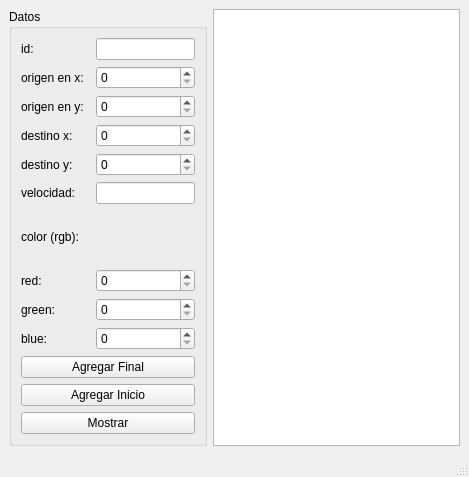
Above: mainwindow.ui from SaulCabello/Actividad-11 before the change. Below: the same form after it.
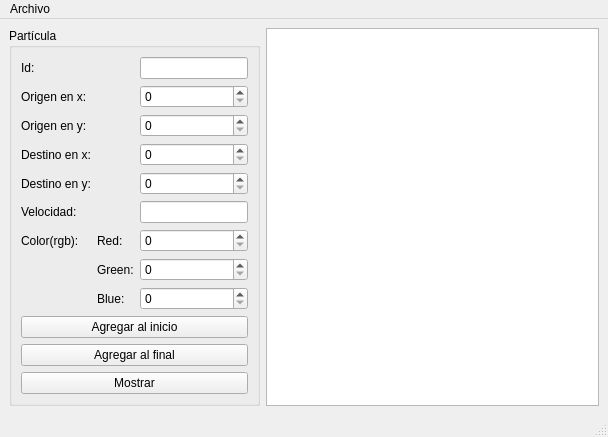
That is the form after the change.

Commit message: modifiqué todo y borré algunas carpetas que a no eran necesarias con el fin de poder mostrar y ejecutar correctamenre los botones abrir y guardar

Diff of the .ui file:
```diff
--- a/mainwindow.ui
+++ b/mainwindow.ui
@@ -6,164 +6,164 @@
    <rect>
     <x>0</x>
     <y>0</y>
-    <width>469</width>
-    <height>477</height>
+    <width>608</width>
+    <height>407</height>
    </rect>
   </property>
   <property name="windowTitle">
    <string>MainWindow</string>
   </property>
   <widget class="QWidget" name="centralwidget">
-   <layout class="QGridLayout" name="gridLayout_2">
+   <layout class="QGridLayout" name="gridLayout">
     <item row="0" column="0">
      <widget class="QGroupBox" name="groupBox">
       <property name="title">
-       <string>Datos</string>
+       <string>Partícula</string>
       </property>
-      <layout class="QGridLayout" name="gridLayout">
-       <item row="13" column="0" colspan="3">
-        <widget class="QPushButton" name="mostrar_pushButton">
-         <property name="text">
-          <string>Mostrar</string>
-         </property>
-        </widget>
-       </item>
-       <item row="7" column="2">
+      <layout class="QGridLayout" name="gridLayout_2">
+       <item row="6" column="2" colspan="2">
         <widget class="QSpinBox" name="red_spinBox">
          <property name="maximum">
-          <number>500</number>
-         </property>
-        </widget>
-       </item>
-       <item row="0" column="0">
-        <widget class="QLabel" name="label">
-         <property name="text">
-          <string>id:</string>
-         </property>
-        </widget>
-       </item>
-       <item row="8" column="2">
-        <widget class="QSpinBox" name="green_spinBox">
-         <property name="maximum">
-          <number>500</number>
-         </property>
-        </widget>
-       </item>
-       <item row="9" column="0" colspan="2">
-        <widget class="QLabel" name="label_10">
-         <property name="text">
-          <string>blue: </string>
-         </property>
-        </widget>
-       </item>
-       <item row="8" column="0" colspan="2">
-        <widget class="QLabel" name="label_9">
-         <property name="text">
-          <string>green:</string>
-         </property>
-        </widget>
-       </item>
-       <item row="3" column="2">
-        <widget class="QSpinBox" name="destino_x_spinBox">
-         <property name="maximum">
-          <number>500</number>
+          <number>255</number>
          </property>
         </widget>
        </item>
        <item row="2" column="0">
         <widget class="QLabel" name="label_3">
          <property name="text">
-          <string>origen en y:</string>
+          <string>Origen en y:</string>
+         </property>
+        </widget>
+       </item>
+       <item row="11" column="0" colspan="4">
+        <widget class="QPushButton" name="agregar_final_pushButton">
+         <property name="text">
+          <string>Agregar al final</string>
          </property>
         </widget>
        </item>
        <item row="5" column="0">
         <widget class="QLabel" name="label_6">
          <property name="text">
-          <string>velocidad:</string>
+          <string>Velocidad:</string>
          </property>
         </widget>
        </item>
-       <item row="0" column="2">
-        <widget class="QLineEdit" name="id_lineEdit"/>
+       <item row="6" column="1">
+        <widget class="QLabel" name="label_8">
+         <property name="text">
+          <string>Red:</string>
+         </property>
+        </widget>
        </item>
-       <item row="12" column="0" colspan="3">
+       <item row="4" column="0">
+        <widget class="QLabel" name="label_5">
+         <property name="text">
+          <string>Destino en y:</string>
+         </property>
+        </widget>
+       </item>
+       <item row="10" column="0" colspan="4">
         <widget class="QPushButton" name="agregar_inicio_pushButton">
          <property name="text">
-          <string>Agregar Inicio</string>
+          <string>Agregar al inicio</string>
+         </property>
+        </widget>
+       </item>
+       <item row="1" column="2" colspan="2">
+        <widget class="QSpinBox" name="origen_x_spinBox">
+         <property name="maximum">
+          <number>500</number>
+         </property>
+        </widget>
+       </item>
+       <item row="8" column="2" colspan="2">
+        <widget class="QSpinBox" name="green_spinBox">
+         <property name="maximum">
+          <number>255</number>
+         </property>
+        </widget>
+       </item>
+       <item row="2" column="2" colspan="2">
+        <widget class="QSpinBox" name="origen_y_spinBox">
+         <property name="maximum">
+          <number>500</number>
          </property>
         </widget>
        </item>
        <item row="3" column="0">
         <widget class="QLabel" name="label_4">
          <property name="text">
-          <string>destino x:</string>
+          <string>Destino en x:</string>
          </property>
         </widget>
        </item>
-       <item row="5" column="2">
+       <item row="9" column="1">
+        <widget class="QLabel" name="label_10">
+         <property name="text">
+          <string>Blue:</string>
+         </property>
+        </widget>
+       </item>
+       <item row="5" column="2" colspan="2">
         <widget class="QLineEdit" name="velocidad_lineEdit"/>
        </item>
-       <item row="1" column="2">
-        <widget class="QSpinBox" name="origen_x_spinBox">
+       <item row="3" column="2" colspan="2">
+        <widget class="QSpinBox" name="destino_x_spinBox">
          <property name="maximum">
           <number>500</number>
          </property>
         </widget>
        </item>
+       <item row="0" column="2" colspan="2">
+        <widget class="QLineEdit" name="id_lineEdit"/>
+       </item>
+       <item row="0" column="0">
+        <widget class="QLabel" name="label">
+         <property name="text">
+          <string>Id:</string>
+         </property>
+        </widget>
+       </item>
        <item row="6" column="0">
         <widget class="QLabel" name="label_7">
          <property name="text">
-          <string>color (rgb):</string>
+          <string>Color(rgb):</string>
          </property>
         </widget>
        </item>
-       <item row="9" column="2">
-        <widget class="QSpinBox" name="blue_spinBox">
-         <property name="maximum">
-          <number>500</number>
-         </property>
-        </widget>
-       </item>
-       <item row="7" column="0" colspan="2">
-        <widget class="QLabel" name="label_8">
+       <item row="12" column="0" colspan="4">
+        <widget class="QPushButton" name="mostrar_pushButton">
          <property name="text">
-          <string>red:</string>
+          <string>Mostrar</string>
          </property>
         </widget>
        </item>
-       <item row="4" column="0">
-        <widget class="QLabel" name="label_5">
+       <item row="8" column="1">
+        <widget class="QLabel" name="label_9">
          <property name="text">
-          <string>destino y: </string>
+          <string>Green:</string>
          </property>
         </widget>
        </item>
-       <item row="2" column="2">
-        <widget class="QSpinBox" name="origen_y_spinBox">
+       <item row="4" column="2" colspan="2">
+        <widget class="QSpinBox" name="destino_y_spinBox">
          <property name="maximum">
           <number>500</number>
          </property>
         </widget>
        </item>
-       <item row="11" column="0" colspan="3">
-        <widget class="QPushButton" name="agregar_final_pushButton">
-         <property name="text">
-          <string>Agregar Final</string>
-         </property>
-        </widget>
-       </item>
        <item row="1" column="0">
         <widget class="QLabel" name="label_2">
          <property name="text">
-          <string>origen en x:</string>
+          <string>Origen en x:</string>
          </property>
         </widget>
        </item>
-       <item row="4" column="2">
-        <widget class="QSpinBox" name="destino_y_spinBox">
+       <item row="9" column="2" colspan="2">
+        <widget class="QSpinBox" name="blue_spinBox">
          <property name="maximum">
-          <number>500</number>
+          <number>255</number>
          </property>
         </widget>
        </item>
@@ -171,7 +171,7 @@
      </widget>
     </item>
     <item row="0" column="1">
-     <widget class="QPlainTextEdit" name="salida"/>
+     <widget class="QPlainTextEdit" name="print"/>
     </item>
    </layout>
   </widget>
@@ -180,10 +180,18 @@
     <rect>
      <x>0</x>
      <y>0</y>
-     <width>469</width>
+     <width>608</width>
      <height>21</height>
     </rect>
    </property>
+   <widget class="QMenu" name="menuArchivo">
+    <property name="title">
+     <string>Archivo</string>
+    </property>
+    <addaction name="actionAbrir"/>
+    <addaction name="actionGuardar"/>
+   </widget>
+   <addaction name="menuArchivo"/>
   </widget>
   <widget class="QStatusBar" name="statusbar"/>
  </widget>
```
Left out of the diff: 16 changed lines with no effect on the pictures. The commit also changes 19 other files.
